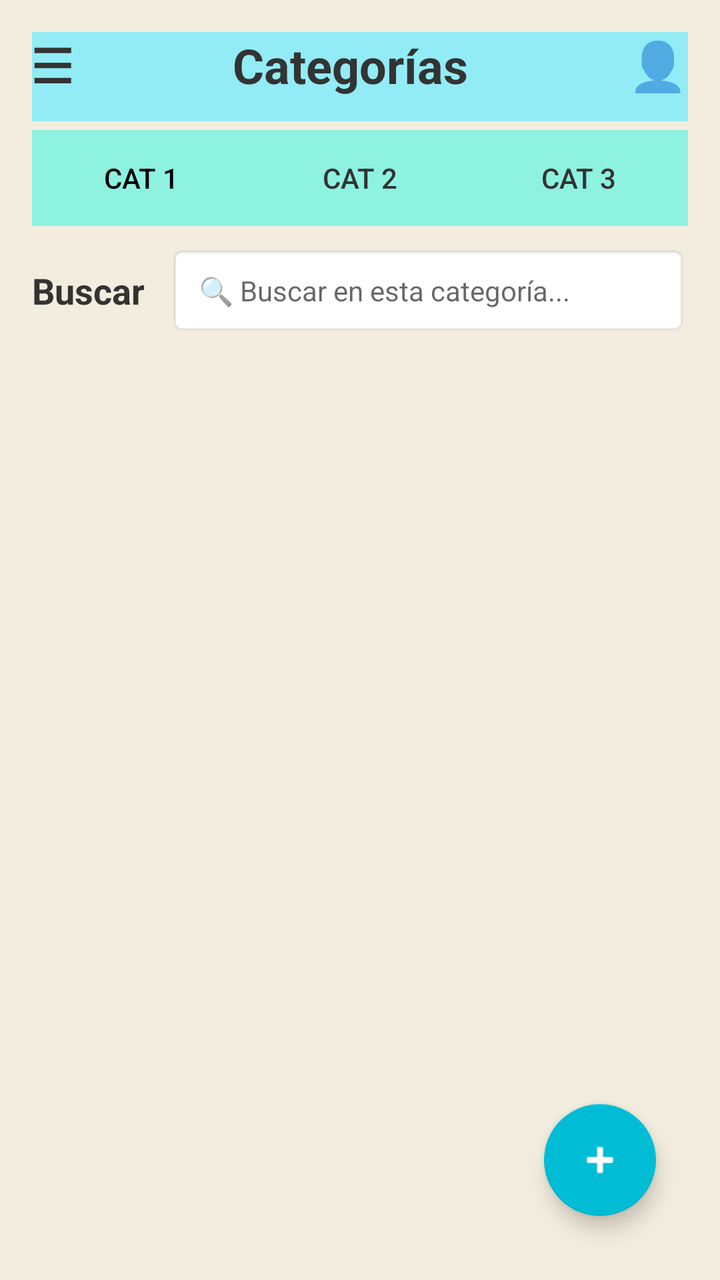
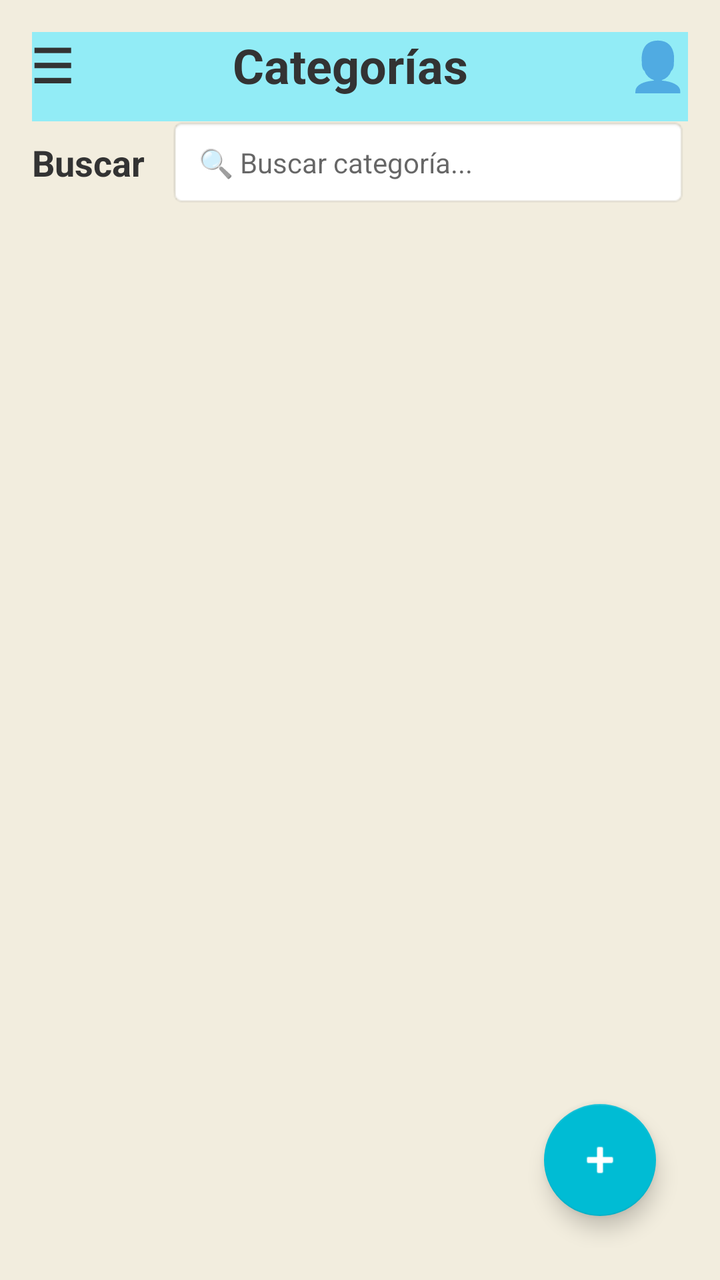

An Android layout rendered at two revisions. The XML below is the earlier revision; the diff shows what the commit changed to produce the second picture.
<!-- AndroidManifest.xml: application theme Theme.MaterialComponents.DayNight.NoActionBar -->
<!-- res/layout/activity_interfaz_categoria.xml -->
<?xml version="1.0" encoding="utf-8"?>
<androidx.constraintlayout.widget.ConstraintLayout xmlns:android="http://schemas.android.com/apk/res/android"
    xmlns:app="http://schemas.android.com/apk/res-auto"
    xmlns:tools="http://schemas.android.com/tools"
    android:layout_width="match_parent"
    android:layout_height="match_parent"
    android:padding="16dp"
    android:background="#F2EDDE">

    <View
        android:id="@+id/headerBackground"
        android:layout_width="0dp"
        android:layout_height="0dp"
        android:background="#92ECF6"
        android:layout_marginStart="-16dp"
        android:layout_marginEnd="-16dp"
        android:layout_marginTop="-12dp"
        android:layout_marginBottom="-12dp"
        app:layout_constraintTop_toTopOf="@+id/tvMenu"
        app:layout_constraintBottom_toBottomOf="@+id/tvMenu"
        app:layout_constraintStart_toStartOf="parent"
        app:layout_constraintEnd_toEndOf="parent" />

    <TextView
        android:id="@+id/tvMenu"
        android:layout_width="wrap_content"
        android:layout_height="wrap_content"
        android:text="☰"
        android:textSize="24sp"
        android:textStyle="bold"
        android:textColor="#333333"
        app:layout_constraintStart_toStartOf="parent"
        app:layout_constraintTop_toTopOf="parent" />

    <TextView
        android:id="@+id/tvTitle"
        android:layout_width="wrap_content"
        android:layout_height="wrap_content"
        android:text="Categorías"
        android:textSize="24sp"
        android:textStyle="bold"
        android:textColor="#333333"
        app:layout_constraintBottom_toBottomOf="@+id/tvMenu"
        app:layout_constraintEnd_toStartOf="@+id/tvUser"
        app:layout_constraintStart_toEndOf="@+id/tvMenu"
        app:layout_constraintTop_toTopOf="@+id/tvMenu" />

    <TextView
        android:id="@+id/tvUser"
        android:layout_width="wrap_content"
        android:layout_height="wrap_content"
        android:text="👤"
        android:textSize="24sp"
        app:layout_constraintEnd_toEndOf="parent"
        app:layout_constraintTop_toTopOf="parent" />

    <LinearLayout
        android:id="@+id/layoutTabs"
        android:layout_width="match_parent"
        android:layout_height="wrap_content"
        android:layout_marginTop="16dp"
        android:background="#8DF2E0"
        android:orientation="horizontal"
        app:layout_constraintTop_toBottomOf="@+id/tvMenu">

        <Button
            android:id="@+id/btnCat1"
            style="?android:attr/borderlessButtonStyle"
            android:layout_width="0dp"
            android:layout_height="wrap_content"
            android:layout_weight="1"
            android:backgroundTint="#5B73A2"
            android:text="Cat 1"
            android:textColor="#000000" />

        <Button
            android:id="@+id/btnCat2"
            style="?android:attr/borderlessButtonStyle"
            android:layout_width="0dp"
            android:layout_height="wrap_content"
            android:layout_weight="1"
            android:backgroundTint="#FFFFFF"
            android:text="Cat 2"
            android:textColor="#333333" />

        <Button
            android:id="@+id/btnCat3"
            style="?android:attr/borderlessButtonStyle"
            android:layout_width="0dp"
            android:layout_height="wrap_content"
            android:layout_weight="1"
            android:backgroundTint="#FFFFFF"
            android:text="Cat 3"
            android:textColor="#333333" />
    </LinearLayout>

    <TextView
        android:id="@+id/tvBuscar"
        android:layout_width="wrap_content"
        android:layout_height="wrap_content"
        android:layout_marginTop="20dp"
        android:text="Buscar"
        android:textColor="#333333"
        android:textSize="18sp"
        android:textStyle="bold"
        app:layout_constraintStart_toStartOf="parent"
        app:layout_constraintTop_toBottomOf="@+id/layoutTabs" />

    <EditText
        android:id="@+id/etBuscar"
        android:layout_width="0dp"
        android:layout_height="45dp"
        android:layout_marginStart="12dp"
        android:background="@android:drawable/editbox_background_normal"
        android:hint="🔍 Buscar en esta categoría..."
        android:paddingStart="15dp"
        android:textSize="14sp"
        app:layout_constraintBottom_toBottomOf="@+id/tvBuscar"
        app:layout_constraintEnd_toEndOf="parent"
        app:layout_constraintStart_toEndOf="@+id/tvBuscar"
        app:layout_constraintTop_toTopOf="@+id/tvBuscar" />

    
    <androidx.recyclerview.widget.RecyclerView
        android:id="@+id/rvTareasCategoria"
        android:layout_width="match_parent"
        android:layout_height="0dp"
        android:layout_marginTop="16dp"
        app:layout_constraintBottom_toBottomOf="parent"
        app:layout_constraintTop_toBottomOf="@+id/tvBuscar"
        tools:listitem="@layout/item_tarea" />

    <com.google.android.material.floatingactionbutton.FloatingActionButton
        android:id="@+id/fabAdd"
        android:layout_width="wrap_content"
        android:layout_height="wrap_content"
        android:layout_margin="16dp"
        android:contentDescription="Agregar"
        app:backgroundTint="#00BCD4"
        app:srcCompat="@android:drawable/ic_input_add"
        app:tint="#FFFFFF"
        app:layout_constraintBottom_toBottomOf="parent"
        app:layout_constraintEnd_toEndOf="parent" />

</androidx.constraintlayout.widget.ConstraintLayout>
<!-- res/layout/item_tarea.xml (included above) -->
<?xml version="1.0" encoding="utf-8"?>
<androidx.cardview.widget.CardView xmlns:android="http://schemas.android.com/apk/res/android"
    xmlns:app="http://schemas.android.com/apk/res-auto"
    android:layout_width="match_parent"
    android:layout_height="wrap_content"
    android:layout_marginHorizontal="12dp"
    android:layout_marginVertical="6dp"
    app:cardBackgroundColor="#FFFFFF"
    app:cardCornerRadius="12dp"
    app:cardElevation="2dp">

    <LinearLayout
        android:layout_width="match_parent"
        android:layout_height="wrap_content"
        android:orientation="horizontal">

        
        <View
            android:id="@+id/viewColorCategoria"
            android:layout_width="6dp"
            android:layout_height="match_parent"
            android:background="#4A90E2" />

        <LinearLayout
            android:layout_width="match_parent"
            android:layout_height="wrap_content"
            android:orientation="horizontal"
            android:padding="12dp"
            android:gravity="center_vertical">

            
            <CheckBox
                android:id="@+id/cbCompletada"
                android:layout_width="wrap_content"
                android:layout_height="wrap_content"
                android:buttonTint="#4A90E2" />

            <LinearLayout
                android:layout_width="0dp"
                android:layout_height="wrap_content"
                android:layout_weight="1"
                android:orientation="vertical"
                android:layout_marginStart="8dp">

                
                <TextView
                    android:id="@+id/tvCategoriaTarea"
                    android:layout_width="wrap_content"
                    android:layout_height="wrap_content"
                    android:text="TRABAJO"
                    android:textColor="#4A90E2"
                    android:textSize="10sp"
                    android:textStyle="bold"
                    android:letterSpacing="0.05" />

                <TextView
                    android:id="@+id/tvTituloTarea"
                    android:layout_width="wrap_content"
                    android:layout_height="wrap_content"
                    android:text="Título de la tarea"
                    android:textColor="#333333"
                    android:textSize="16sp"
                    android:textStyle="bold"
                    android:layout_marginTop="2dp" />

                <TextView
                    android:id="@+id/tvDescripcionTarea"
                    android:layout_width="wrap_content"
                    android:layout_height="wrap_content"
                    android:text="Descripción de la tarea"
                    android:textColor="#666666"
                    android:textSize="13sp"
                    android:layout_marginTop="2dp" />

                
                <TextView
                    android:id="@+id/tvFechaTarea"
                    android:layout_width="wrap_content"
                    android:layout_height="wrap_content"
                    android:text="📅 2026-03-25"
                    android:textColor="#888888"
                    android:textSize="12sp"
                    android:layout_marginTop="6dp" />
            </LinearLayout>

            
            <ImageButton
                android:id="@+id/btnEliminarTarea"
                android:layout_width="36dp"
                android:layout_height="36dp"
                android:background="?attr/selectableItemBackgroundBorderless"
                android:src="@android:drawable/ic_menu_delete"
                app:tint="#F48FB1"
                android:contentDescription="Enviar a papelera" />
        </LinearLayout>
    </LinearLayout>
</androidx.cardview.widget.CardView>
<!-- resources referenced by this layout -->
<resources>

</resources>

<!-- the commit's change to res/layout/activity_interfaz_categoria.xml (unified diff, before → after) -->
@@ -54,46 +54,6 @@
         app:layout_constraintEnd_toEndOf="parent"
         app:layout_constraintTop_toTopOf="parent" />
 
-    <LinearLayout
-        android:id="@+id/layoutTabs"
-        android:layout_width="match_parent"
-        android:layout_height="wrap_content"
-        android:layout_marginTop="16dp"
-        android:background="#8DF2E0"
-        android:orientation="horizontal"
-        app:layout_constraintTop_toBottomOf="@+id/tvMenu">
-
-        <Button
-            android:id="@+id/btnCat1"
-            style="?android:attr/borderlessButtonStyle"
-            android:layout_width="0dp"
-            android:layout_height="wrap_content"
-            android:layout_weight="1"
-            android:backgroundTint="#5B73A2"
-            android:text="Cat 1"
-            android:textColor="#000000" />
-
-        <Button
-            android:id="@+id/btnCat2"
-            style="?android:attr/borderlessButtonStyle"
-            android:layout_width="0dp"
-            android:layout_height="wrap_content"
-            android:layout_weight="1"
-            android:backgroundTint="#FFFFFF"
-            android:text="Cat 2"
-            android:textColor="#333333" />
-
-        <Button
-            android:id="@+id/btnCat3"
-            style="?android:attr/borderlessButtonStyle"
-            android:layout_width="0dp"
-            android:layout_height="wrap_content"
-            android:layout_weight="1"
-            android:backgroundTint="#FFFFFF"
-            android:text="Cat 3"
-            android:textColor="#333333" />
-    </LinearLayout>
-
     <TextView
         android:id="@+id/tvBuscar"
         android:layout_width="wrap_content"
@@ -104,7 +64,7 @@
         android:textSize="18sp"
         android:textStyle="bold"
         app:layout_constraintStart_toStartOf="parent"
-        app:layout_constraintTop_toBottomOf="@+id/layoutTabs" />
+        app:layout_constraintTop_toBottomOf="@+id/tvMenu" />
 
     <EditText
         android:id="@+id/etBuscar"
@@ -112,7 +72,7 @@
         android:layout_height="45dp"
         android:layout_marginStart="12dp"
         android:background="@android:drawable/editbox_background_normal"
-        android:hint="🔍 Buscar en esta categoría..."
+        android:hint="🔍 Buscar categoría..."
         android:paddingStart="15dp"
         android:textSize="14sp"
         app:layout_constraintBottom_toBottomOf="@+id/tvBuscar"
@@ -122,13 +82,13 @@
 
     
     <androidx.recyclerview.widget.RecyclerView
-        android:id="@+id/rvTareasCategoria"
+        android:id="@+id/rvCategorias"
         android:layout_width="match_parent"
         android:layout_height="0dp"
         android:layout_marginTop="16dp"
         app:layout_constraintBottom_toBottomOf="parent"
         app:layout_constraintTop_toBottomOf="@+id/tvBuscar"
-        tools:listitem="@layout/item_tarea" />
+        tools:listitem="@layout/item_categoria" />
 
     <com.google.android.material.floatingactionbutton.FloatingActionButton
         android:id="@+id/fabAdd"
@@ -143,17 +103,16 @@
         app:layout_constraintEnd_toEndOf="parent" />
 
 </androidx.constraintlayout.widget.ConstraintLayout>
-<!-- res/layout/item_tarea.xml (included above) -->
+<!-- res/layout/item_categoria.xml (included above) -->
 <?xml version="1.0" encoding="utf-8"?>
 <androidx.cardview.widget.CardView xmlns:android="http://schemas.android.com/apk/res/android"
     xmlns:app="http://schemas.android.com/apk/res-auto"
     android:layout_width="match_parent"
     android:layout_height="wrap_content"
-    android:layout_marginHorizontal="12dp"
-    android:layout_marginVertical="6dp"
-    app:cardBackgroundColor="#FFFFFF"
-    app:cardCornerRadius="12dp"
-    app:cardElevation="2dp">
+    android:layout_marginHorizontal="8dp"
+    android:layout_marginVertical="4dp"
+    app:cardCornerRadius="8dp"
+    app:cardElevation="3dp">
 
     <LinearLayout
         android:layout_width="match_parent"
@@ -162,82 +121,34 @@
 
         
         <View
-            android:id="@+id/viewColorCategoria"
-            android:layout_width="6dp"
+            android:id="@+id/viewColorBarra"
+            android:layout_width="10dp"
             android:layout_height="match_parent"
             android:background="#4A90E2" />
 
         <LinearLayout
             android:layout_width="match_parent"
             android:layout_height="wrap_content"
-            android:orientation="horizontal"
-            android:padding="12dp"
-            android:gravity="center_vertical">
+            android:orientation="vertical"
+            android:padding="12dp">
 
-            
-            <CheckBox
-                android:id="@+id/cbCompletada"
+            <TextView
+                android:id="@+id/tvNombre"
                 android:layout_width="wrap_content"
                 android:layout_height="wrap_content"
-                android:buttonTint="#4A90E2" />
+                android:text="Nombre Categoría"
+                android:textColor="#333333"
+                android:textSize="18sp"
+                android:textStyle="bold" />
 
-            <LinearLayout
-                android:layout_width="0dp"
+            <TextView
+                android:id="@+id/tvDescripcion"
+                android:layout_width="wrap_content"
                 android:layout_height="wrap_content"
-                android:layout_weight="1"
-                android:orientation="vertical"
-                android:layout_marginStart="8dp">
-
-                
-                <TextView
-                    android:id="@+id/tvCategoriaTarea"
-                    android:layout_width="wrap_content"
-                    android:layout_height="wrap_content"
-                    android:text="TRABAJO"
-                    android:textColor="#4A90E2"
-                    android:textSize="10sp"
-                    android:textStyle="bold"
-                    android:letterSpacing="0.05" />
-
-                <TextView
-                    android:id="@+id/tvTituloTarea"
-                    android:layout_width="wrap_content"
-                    android:layout_height="wrap_content"
-                    android:text="Título de la tarea"
-                    android:textColor="#333333"
-                    android:textSize="16sp"
-                    android:textStyle="bold"
-                    android:layout_marginTop="2dp" />
-
-                <TextView
-                    android:id="@+id/tvDescripcionTarea"
-                    android:layout_width="wrap_content"
-                    android:layout_height="wrap_content"
-                    android:text="Descripción de la tarea"
-                    android:textColor="#666666"
-                    android:textSize="13sp"
-                    android:layout_marginTop="2dp" />
-
-                
-                <TextView
-                    android:id="@+id/tvFechaTarea"
-                    android:layout_width="wrap_content"
-                    android:layout_height="wrap_content"
-                    android:text="📅 2026-03-25"
-                    android:textColor="#888888"
-                    android:textSize="12sp"
-                    android:layout_marginTop="6dp" />
-            </LinearLayout>
-
-            
-            <ImageButton
-                android:id="@+id/btnEliminarTarea"
-                android:layout_width="36dp"
-                android:layout_height="36dp"
-                android:background="?attr/selectableItemBackgroundBorderless"
-                android:src="@android:drawable/ic_menu_delete"
-                app:tint="#F48FB1"
-                android:contentDescription="Enviar a papelera" />
+                android:layout_marginTop="2dp"
+                android:text="Descripción de la categoría"
+                android:textColor="#666666"
+                android:textSize="14sp" />
         </LinearLayout>
     </LinearLayout>
 </androidx.cardview.widget.CardView>
